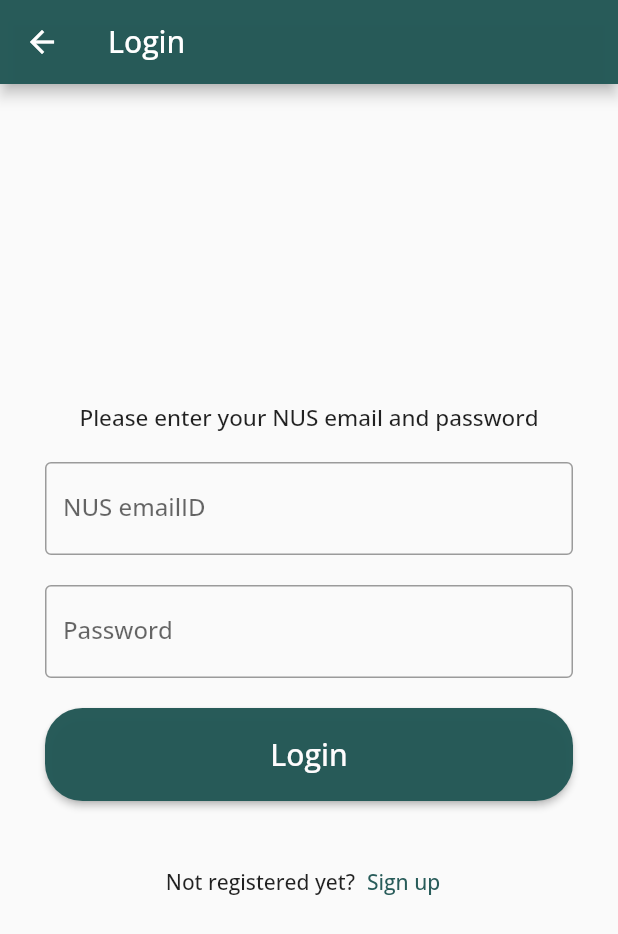
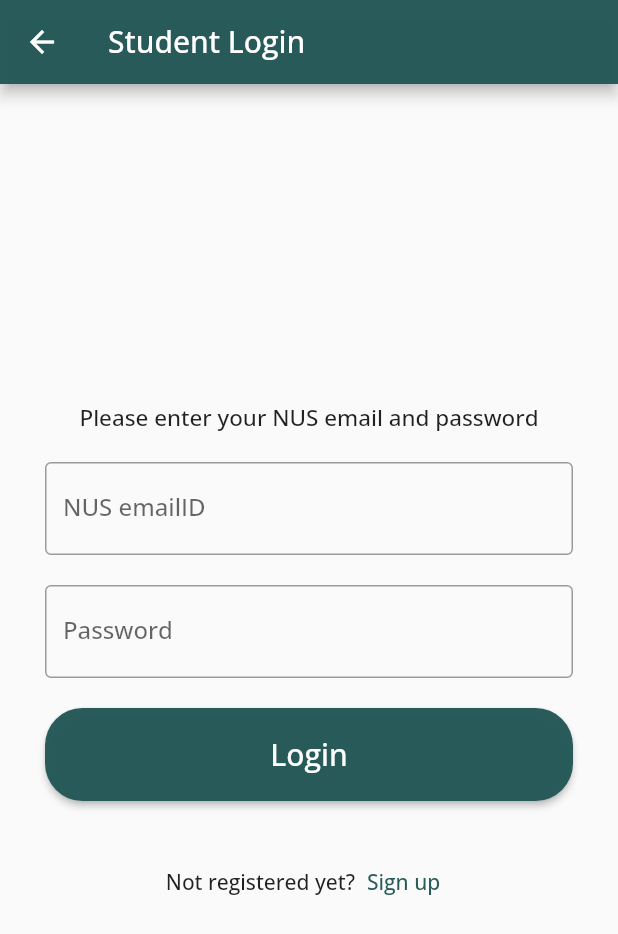
Before and after one commit to kaavya02/Volunteeraholic, a Flutter app: the screen it shows after launch, in the side drawer, after a tap on "Login", on a phone screen of 412 x 824 dp. Shown: the top 934 px of the screen. Run offline on Flutter 3.47's test engine with Material 2 defaults, Android fonts, the phone set to English and light mode, and no system bars; our stand-ins replace cloud_firestore, firebase_auth, firebase_core, google_fonts, google_sign_in; accounts and stored records are empty.

Commit message:
Post function

```diff
--- a/lib/HomeScreen.dart
+++ b/lib/HomeScreen.dart
@@ -1,8 +1,7 @@
-import 'dart:math';
-
 import 'package:firebase_auth/firebase_auth.dart';
 import 'package:flutter/material.dart';
 import 'package:volunteeraholic/AppThemes.dart';
+import 'package:volunteeraholic/Post.dart';
 import 'package:volunteeraholic/NavBar.dart';
 import 'package:volunteeraholic/StudentOrgScreen.dart';
 
@@ -23,13 +22,34 @@ class _HomeScreenState extends State<HomeScreen> {
       appBar: AppBar(title: Text('Home Screen'),),
       drawer: NavBar(),
       body:
-        Text(
-         ('Welcome') ,
-          style: const TextStyle(
-              fontSize: 20,
-              fontWeight: FontWeight.bold,
-              color: Colors.black87),
-        ),
+        StreamBuilder<List<Post>>(
+            stream: readPosts(),
+            builder: (context, snapshot) {
+              if (snapshot.hasError) {
+                return Text('No posts currently available');
+              } else if (snapshot.hasData) {
+                final posts = snapshot.data!;
+                return ListView(
+                  children: posts.map(buildPost).toList(),
+                );
+              } else {
+                return Center(child: CircularProgressIndicator(),);
+              }
+            }
+            ),
       );
   }
 }
+
+Widget buildPost(Post post) => Column(
+  children: [
+        ListTile(
+      leading: CircleAvatar(
+          backgroundImage: AssetImage('assets/icons/tutorIcon.png')
+      ),
+      title: Text(post.orgName),
+      subtitle: Text(post.description),
+    ),
+    SizedBox(height: 20,)
+  ],
+);
--- a/lib/NavBar.dart
+++ b/lib/NavBar.dart
@@ -8,7 +8,7 @@ import 'package:volunteeraholic/StudentLogin.dart';
 import 'package:volunteeraholic/HomeScreen.dart';
 import 'package:volunteeraholic/auth_service.dart';
 
-var accountName = Text((FirebaseAuth.instance.currentUser!.displayName! == null) ? ('Username') : (FirebaseAuth.instance.currentUser!.displayName!));
+var accountName = Text('Username');
 var accountEmail = Text((FirebaseAuth.instance.currentUser!.email! == null) ? ('nusemail@u.nus.edu') : (FirebaseAuth.instance.currentUser!.email!));
 
 notLoggedIn(BuildContext context) {
--- a/lib/StudentLogin.dart
+++ b/lib/StudentLogin.dart
@@ -18,7 +18,7 @@ class _StudentLoginState extends State<StudentLogin> {
   @override
   Widget build(BuildContext context) {
     return Scaffold(
-      appBar: AppBar(title: Text('Login')),
+      appBar: AppBar(title: Text('Student Login')),
       body: Padding(
         padding: EdgeInsets.symmetric(horizontal: 30),
         child: Center(
```
Also changed, not shown: lib/Post.dart (+62 -39 lines), assets/icons/tutorIcon.png (added).
